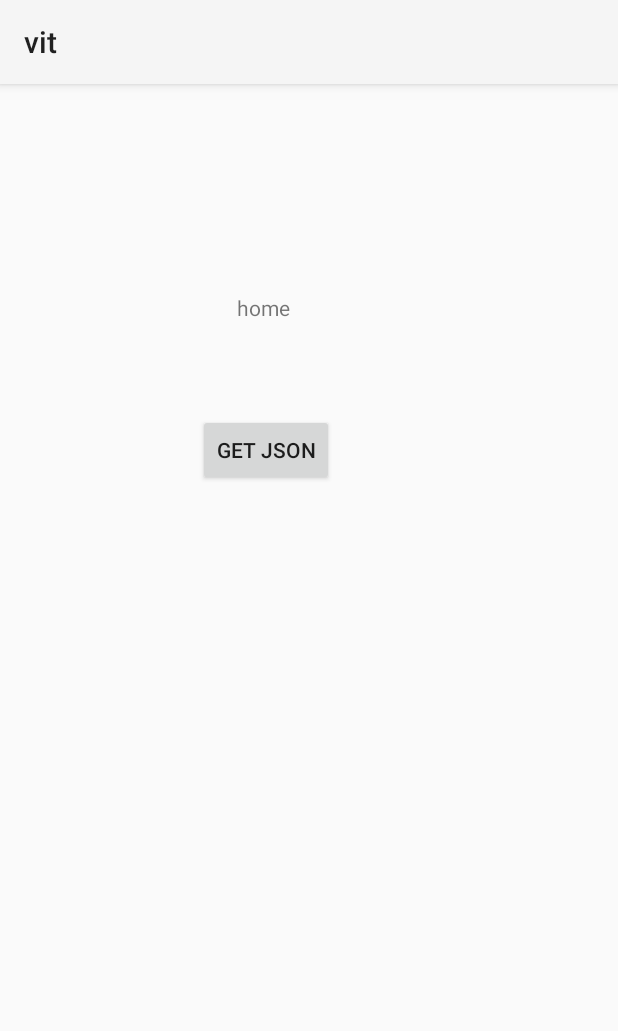
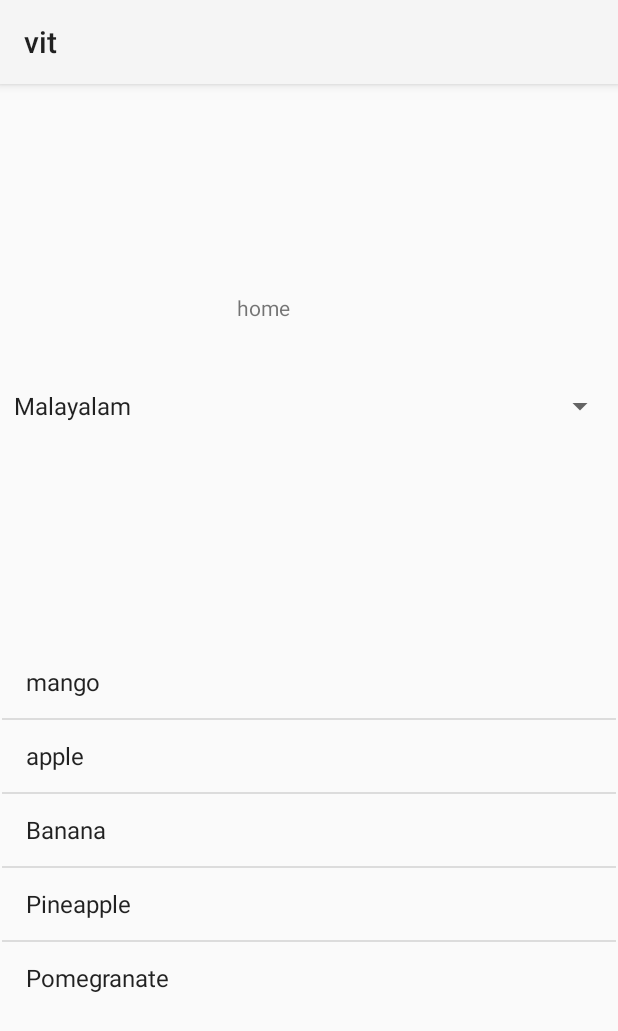
Before and after one commit to sanjanas01/appdev, an Android app: the screen it shows after launch (HomeActivity), on a phone screen of 412 x 824 dp. Shown: the top 1031 px of the screen. Run offline under Robolectric (Android 15) with nearby library versions, the phone set to English and light mode, and no system bars.

Commit message:
spinner,list view

```diff
--- a/app/src/main/java/com/example/vit/HomeActivity.kt
+++ b/app/src/main/java/com/example/vit/HomeActivity.kt
@@ -3,38 +3,27 @@ package com.example.vit
 import android.os.Bundle
 import android.util.Log
 import android.view.View
+import android.widget.AdapterView
+import android.widget.ListView
+import android.widget.Spinner
+import android.widget.TextView
 import androidx.activity.enableEdgeToEdge
 import androidx.appcompat.app.AppCompatActivity
 import androidx.core.view.ViewCompat
 import androidx.core.view.WindowInsetsCompat
-import androidx.recyclerview.widget.LinearLayoutManager
-import androidx.recyclerview.widget.RecyclerView
-import com.example.vit.network.MarsApi
-import com.example.vit.network.MarsPhoto
-import kotlinx.coroutines.Dispatchers
-import kotlinx.coroutines.GlobalScope
-import kotlinx.coroutines.launch
-import okhttp3.Dispatcher
 
-class HomeActivity : AppCompatActivity(){
+class HomeActivity : AppCompatActivity(), AdapterView.OnItemSelectedListener,
+    AdapterView.OnItemClickListener {
     var TAG = HomeActivity::class.java.simpleName    //"HomeActivity"
-
-    lateinit var marsRecyclerView:RecyclerView
-    lateinit var marsAdapter: MarsAdapter
-    lateinit var photos:List<MarsPhoto>
-
+    lateinit var mySpinner: Spinner
+    lateinit var myListview:ListView
     override fun onCreate(savedInstanceState: Bundle?) {
         super.onCreate(savedInstanceState)
         enableEdgeToEdge()
         setContentView(R.layout.activity_home)
-        marsRecyclerView = findViewById(R.id.recyclerViewUrls)
-        marsRecyclerView.layoutManager = LinearLayoutManager(this)
-        photos = ArrayList()
-        marsAdapter = MarsAdapter(photos)
-        marsRecyclerView.adapter = marsAdapter
-
-        // marsAdapter = MarsAdapter(photos)
-
+        mySpinner = findViewById(R.id.spinner) //taking handle
+        myListview = findViewById(R.id.listView)
+        myListview.isClickable = true
 
         ViewCompat.setOnApplyWindowInsetsListener(findViewById(R.id.main)) { v, insets ->
             val systemBars = insets.getInsets(WindowInsetsCompat.Type.systemBars())
@@ -42,28 +31,28 @@ class HomeActivity : AppCompatActivity(){
             insets
         }
 
-
+        mySpinner.onItemSelectedListener = this
+        myListview.setOnItemClickListener(this)
+        //get intent which sttarted this activity
+        //get the extras from that intent
+        //get the string with mykey
+        /*  var data = intent.extras?.getString("mykey")
+          Log.i("homeactivity",data.toString())
+          //put the data either in a log or on the textview
+          var homeTextView:TextView = findViewById(R.id.tvHome)
+          homeTextView.setText(data)*/
     }
 
-
-    private fun getMarsPhotos() {
-        GlobalScope.launch(Dispatchers.Main) {
-            //launching coroutines on the main thread is not advisable
-            var listMarsPhotos =   MarsApi.retrofitService.getPhotos()
-            // photos = listMarsPhotos
-            marsAdapter.listMarsPhotos = listMarsPhotos
-            marsAdapter.notifyDataSetChanged()
-            //   var tvHome:TextView = findViewById(R.id.tvHome)
-//            tvHome.setText(listMarsPhotos.get(1).imgSrc)
-            Log.i("homeactiviy",listMarsPhotos.size.toString())
-            Log.i("url",listMarsPhotos.get(1).imgSrc)
-
-
-        }
+    override fun onItemSelected(adpater: AdapterView<*>?, view: View?, position: Int, id: Long) {
+        var item:String = adpater?.getItemAtPosition(position).toString()
+        Log.i(TAG, item )
     }
 
-    fun getJson(view: View) {
-        getMarsPhotos()
+    override fun onNothingSelected(parent: AdapterView<*>?) {
+        TODO("Not yet implemented")
     }
 
+    override fun onItemClick(adpater: AdapterView<*>?, view: View?, position: Int, id: Long) {
+        var item:String = adpater?.getItemAtPosition(position).toString()
+        Log.i(TAG, item )    }
 }
--- a/app/src/main/res/layout/activity_home.xml
+++ b/app/src/main/res/layout/activity_home.xml
@@ -17,27 +17,31 @@
         app:layout_constraintStart_toStartOf="parent"
         app:layout_constraintTop_toTopOf="parent" />
 
-    <Button
-        android:id="@+id/btnGet"
-        android:layout_width="wrap_content"
+    <Spinner
+        android:id="@+id/spinner"
+        android:layout_width="match_parent"
         android:layout_height="wrap_content"
-        android:layout_marginStart="132dp"
-        android:layout_marginTop="220dp"
-        android:onClick="getJson"
-        android:text="get json"
+        android:layout_marginStart="1dp"
+        android:layout_marginTop="56dp"
+        android:layout_marginEnd="1dp"
+        android:layout_marginBottom="1dp"
+        android:entries="@array/langs"
+        app:layout_constraintBottom_toTopOf="@+id/listView"
+        app:layout_constraintEnd_toEndOf="parent"
         app:layout_constraintStart_toStartOf="parent"
         app:layout_constraintTop_toTopOf="parent" />
 
-    <androidx.recyclerview.widget.RecyclerView
-        android:id="@+id/recyclerViewUrls"
+    <ListView
+        android:id="@+id/listView"
+        android:entries="@array/fruits"
         android:layout_width="match_parent"
-        android:layout_height="400dp"
+        android:layout_height="wrap_content"
         android:layout_marginStart="1dp"
         android:layout_marginEnd="1dp"
         android:layout_marginBottom="1dp"
         app:layout_constraintBottom_toBottomOf="parent"
         app:layout_constraintEnd_toEndOf="parent"
         app:layout_constraintStart_toStartOf="parent"
-        app:layout_constraintTop_toBottomOf="@+id/btnGet" />
+        app:layout_constraintTop_toBottomOf="@+id/spinner" />
 
 </androidx.constraintlayout.widget.ConstraintLayout>
--- a/app/src/main/res/values/arrays.xml
+++ b/app/src/main/res/values/arrays.xml
@@ -12,5 +12,7 @@
         <item>mango</item>
         <item>apple</item>
         <item>Banana</item>
+        <item>Pineapple</item>
+        <item>Pomegranate</item>
     </string-array>
 </resources>
```
